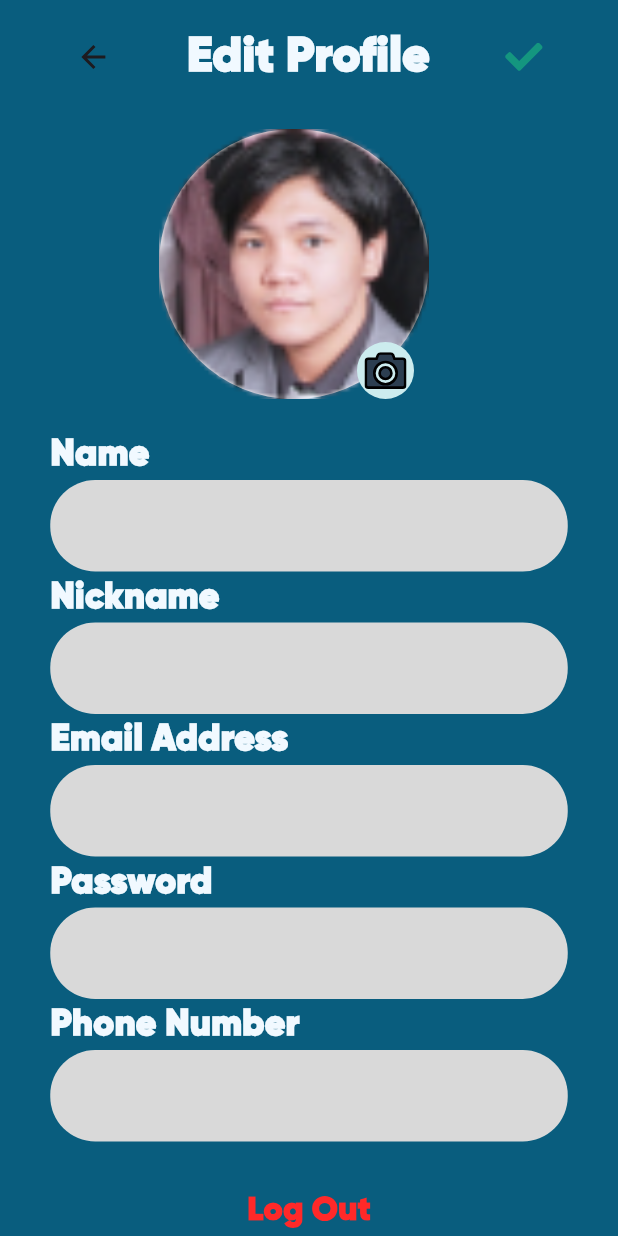
After one commit to girindradmada/aidminton, a Flutter app: the EditProfile screen opened directly, on a phone screen of 412 x 824 dp. The commit adds this screen. Run offline on Flutter 3.47's test engine with Material 3 defaults, Android fonts, the phone set to English and light mode, and no system bars; our stand-ins replace flutter_svg.

Commit message:
New page

```diff
--- /dev/null
+++ b/lib/pages/editProfile.dart
@@ -0,0 +1,243 @@
+import 'package:flutter/material.dart';
+import 'package:flutter_svg/flutter_svg.dart';
+import 'package:aidminton/main.dart';
+
+class EditProfile extends StatefulWidget{
+  const EditProfile({super.key});
+
+  @override
+  State<EditProfile> createState() => _EditProfileState();
+}
+
+class _EditProfileState extends State<EditProfile> {
+
+  @override
+  Widget build(BuildContext context) {
+    return Scaffold(
+      backgroundColor: Color(0xff095D7E),
+      body: ListView(
+        children: [
+          SizedBox(height: 15),
+          topBar(context),
+          SizedBox(height: 25),
+          profPic(),
+          editColumn(),
+          SizedBox(height: 30),
+          Center(
+            child: Text(
+              'Log Out',
+              style: TextStyle(
+                color: Color(0xffFF2929),
+                fontSize: 22,
+                fontWeight: FontWeight.w600
+              ),
+            ),
+          ),
+          SizedBox(height: 20)
+        ],
+      ),
+    );
+  }
+
+  Center profPic() {
+    return Center(
+          child: Container(
+            height: 200,
+            width: 200,
+            child: Stack(
+              children: <Widget> [
+                Container(
+                  width: 180,
+                  height: 180,
+                  decoration: BoxDecoration(
+                    color: Colors.white,
+                    shape: BoxShape.circle,
+                  ),
+                  child: Image.asset(
+                    'assets/icons/pfp.png',
+                    width: 200,
+                    height: 200,
+                    fit: BoxFit.fill,
+                  )
+                ),
+                Positioned(
+                  bottom: 20,
+                  right: 30,
+                  child: Container(
+                    width: 38,
+                    height: 38,
+                    decoration: BoxDecoration(
+                      color: Color(0xffCCECEE),
+                      shape: BoxShape.circle
+                    ),
+                    child: Center(
+                      child: SvgPicture.asset(
+                        'assets/icons/camera.svg',
+                        width: 28,
+                        height: 26
+                      ),
+                    ),
+                  )
+                )
+              ],
+            )
+          ),
+        );
+  }
+
+  Column editColumn() {
+    return Column(
+          mainAxisAlignment: MainAxisAlignment.start,
+          crossAxisAlignment: CrossAxisAlignment.center,
+          children: [
+            Column(
+              mainAxisAlignment: MainAxisAlignment.start,
+              crossAxisAlignment: CrossAxisAlignment.start,
+              children: [
+                Text(
+                  'Name',
+                  style: TextStyle(
+                    color: Color(0xffF1F9FF),
+                    fontSize: 24,
+                    fontWeight: FontWeight.w600
+                  ),
+                ),
+                Container(
+                  width: 345,
+                  height: 61,
+                  decoration: BoxDecoration(
+                    color: Color(0xffD9D9D9),
+                    borderRadius: BorderRadius.circular(30)
+                  ),
+                )
+              ],
+            ),
+            Column(
+              mainAxisAlignment: MainAxisAlignment.start,
+              crossAxisAlignment: CrossAxisAlignment.start,
+              children: [
+                Text(
+                  'Nickname',
+                  style: TextStyle(
+                    color: Color(0xffF1F9FF),
+                    fontSize: 24,
+                    fontWeight: FontWeight.w600
+                  ),
+                ),
+                Container(
+                  width: 345,
+                  height: 61,
+                  decoration: BoxDecoration(
+                    color: Color(0xffD9D9D9),
+                    borderRadius: BorderRadius.circular(30)
+                  ),
+                )
+              ],
+            ),
+            Column(
+              mainAxisAlignment: MainAxisAlignment.start,
+              crossAxisAlignment: CrossAxisAlignment.start,
+              children: [
+                Text(
+                  'Email Address',
+                  style: TextStyle(
+                    color: Color(0xffF1F9FF),
+                    fontSize: 24,
+                    fontWeight: FontWeight.w600
+                  ),
+                ),
+                Container(
+                  width: 345,
+                  height: 61,
+                  decoration: BoxDecoration(
+                    color: Color(0xffD9D9D9),
+                    borderRadius: BorderRadius.circular(30)
+                  ),
+                )
+              ],
+            ),
+            Column(
+              mainAxisAlignment: MainAxisAlignment.start,
+              crossAxisAlignment: CrossAxisAlignment.start,
+              children: [
+                Text(
+                  'Password',
+                  style: TextStyle(
+                    color: Color(0xffF1F9FF),
+                    fontSize: 24,
+                    fontWeight: FontWeight.w600
+                  ),
+                ),
+                Container(
+                  width: 345,
+                  height: 61,
+                  decoration: BoxDecoration(
+                    color: Color(0xffD9D9D9),
+                    borderRadius: BorderRadius.circular(30)
+                  ),
+                )
+              ],
+            ),
+            Column(
+              mainAxisAlignment: MainAxisAlignment.start,
+              crossAxisAlignment: CrossAxisAlignment.start,
+              children: [
+                Text(
+                  'Phone Number',
+                  style: TextStyle(
+                    color: Color(0xffF1F9FF),
+                    fontSize: 24,
+                    fontWeight: FontWeight.w600
+                  ),
+                ),
+                Container(
+                  width: 345,
+                  height: 61,
+                  decoration: BoxDecoration(
+                    color: Color(0xffD9D9D9),
+                    borderRadius: BorderRadius.circular(30)
+                  ),
+                )
+              ],
+            )
+          ],
+        );
+  }
+
+  Row topBar(BuildContext context) {
+    return Row(
+          mainAxisAlignment: MainAxisAlignment.spaceEvenly,
+          crossAxisAlignment: CrossAxisAlignment.center,
+          children: [
+            GestureDetector(
+              onTap: () {
+                Navigator.push(
+                  context,
+                  MaterialPageRoute(
+                    builder: (context) => const MainPage()
+                  ),
+                );
+              },
+              child: SvgPicture.asset(
+                'assets/icons/arrow_back.svg',
+                width: 24,
+                height: 24,
+              ),
+            ),
+            Text(
+              'Edit Profile',
+              style: TextStyle(
+                fontSize: 32,
+                fontWeight: FontWeight.w600,
+                color: Color(0xffF1F9FF),
+              ),
+            ),
+            SvgPicture.asset(
+              'assets/icons/greencheck.svg',
+              width: 25,
+              height: 25
+            )
+          ],
+        );
+  }
+}
--- a/lib/pages/home.dart
+++ b/lib/pages/home.dart
@@ -4,6 +4,7 @@ import 'package:flutter_svg/flutter_svg.dart';
 import 'package:aidminton/pages/injuryLog.dart';
 import 'package:aidminton/pages/medicalExperts.dart';
 import 'package:aidminton/pages/settings.dart';
+import 'package:aidminton/pages/editProfile.dart';
 
 class HomePage extends StatefulWidget {
   const HomePage({super.key});
@@ -288,13 +289,23 @@ class _HomePageState extends State<HomePage> {
           child: Row(
             children: [
               // Profile Image
-              ClipRRect(
+              GestureDetector(
+                onTap: () {
+                  Navigator.push(
+                    context,
+                    MaterialPageRoute(
+                      builder: (context) => const EditProfile()
+                    ),
+                  );
+                },
+                child: ClipRRect(
                   borderRadius: BorderRadius.circular(32),
                   child: Image.asset(
                     'assets/icons/pfp.png',
                     width: 64,
                     height: 64,
                     fit: BoxFit.cover,
+                  ),
                 ),
               ),
               SizedBox(width: 12),
```
Lines whose indentation alone changed are shown as unchanged.
